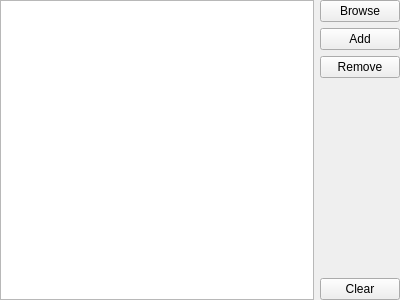
DoomseekerTeam/Doomseeker, file src/core/gui/createserver/wadspicker.ui: the form before one commit.
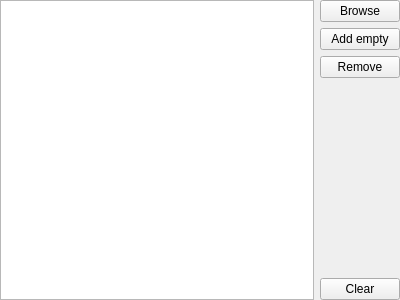
The form after the commit. Icons and pictures are not drawn. Custom widgets are drawn as their Qt base class.

Commit message:
Alleviate the confusion caused by the Add (empty) button (#4102)
The "Add" button for additional files in the create game box and the
same button in the file paths config were renamed to "Add empty" as
to make their distinctive purpose visibly different from "Browse".

Also, the create game box will ignore the empty paths.

The edit to the form file:
```diff
--- a/src/core/gui/createserver/wadspicker.ui
+++ b/src/core/gui/createserver/wadspicker.ui
@@ -66,7 +66,7 @@
         <string>Add an empty path to the list.</string>
        </property>
        <property name="text">
-        <string>Add</string>
+        <string>Add empty</string>
        </property>
        <property name="icon">
         <iconset resource="../../../../media/resources.qrc">
```
The commit also changes 9 other files.
